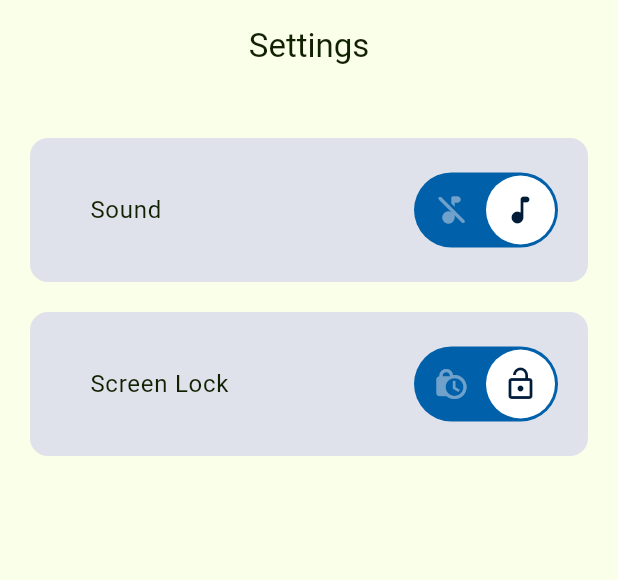
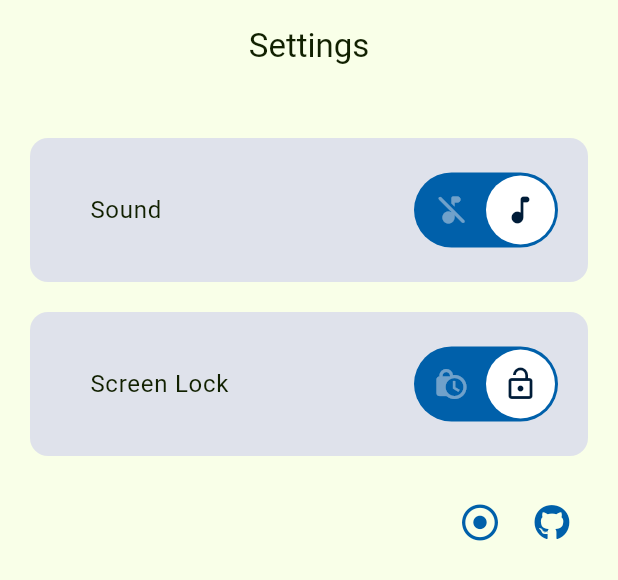
Before and after one commit to guyluz11/infinite_horizons, a Flutter app: the SettingsPage widget shown alone on an empty page, opened directly, on a phone screen of 412 x 824 dp. Shown: the top 580 px of the screen. Run offline on Flutter 3.47's test engine with Material 3 defaults, Android fonts, the phone set to English and light mode, and no system bars; drawn by our look-alikes of animated_toggle_switch; our stand-ins replace audioplayers, awesome_notifications, confetti, device_info_plus, easy_localization, font_awesome_flutter and 6 more; missing offline and left inert: custom_timer, flutter_cached_pdfview, flutter_dnd, flutter_inappwebview, flutter_vibrate; accounts and stored records are empty; statements that could not run were skipped.

Commit message:
Added github and issue links to settings #138

```diff
--- a/lib/domain/wake_lock_controller.dart
+++ b/lib/domain/wake_lock_controller.dart
@@ -5,9 +5,7 @@ part 'package:infinite_horizons/infrastructure/wake_lock_repository.dart';
 abstract class WakeLockController {
   static WakeLockController? _instance;
 
-  static WakeLockController get instance {
-    return _instance ??= _WakeLockRepository();
-  }
+  static WakeLockController get instance => _instance ??= _WakeLockRepository();
 
   Future<bool> getWakeLock();
 
--- /dev/null
+++ b/lib/domain/web_browser_controller.dart
@@ -0,0 +1,12 @@
+import 'package:url_launcher/url_launcher.dart';
+
+part 'package:infinite_horizons/infrastructure/web_browser_repository.dart';
+
+abstract class WebBrowserController {
+  static WebBrowserController? _instance;
+
+  static WebBrowserController get instance =>
+      _instance ??= _WebBrowserRepository();
+
+  Future<bool> lunchLink(String url);
+}
--- /dev/null
+++ b/lib/infrastructure/web_browser_repository.dart
@@ -0,0 +1,6 @@
+part of 'package:infinite_horizons/domain/web_browser_controller.dart';
+
+class _WebBrowserRepository extends WebBrowserController {
+  @override
+  Future<bool> lunchLink(String url) => launchUrl(Uri.parse(url));
+}
--- a/lib/presentation/pages/settings_page.dart
+++ b/lib/presentation/pages/settings_page.dart
@@ -1,7 +1,9 @@
 import 'package:flutter/material.dart';
+import 'package:font_awesome_flutter/font_awesome_flutter.dart';
 import 'package:infinite_horizons/domain/player_controller.dart';
 import 'package:infinite_horizons/domain/preferences_controller.dart';
 import 'package:infinite_horizons/domain/wake_lock_controller.dart';
+import 'package:infinite_horizons/domain/web_browser_controller.dart';
 import 'package:infinite_horizons/presentation/atoms/atoms.dart';
 import 'package:infinite_horizons/presentation/molecules/molecules.dart';
 
@@ -52,9 +54,26 @@ class _SettingsPageState extends State<SettingsPage> {
               initialValue: lockScreen,
             ),
           ),
-          const SeparatorAtom(
-            variant: SeparatorVariant.farApart,
+          const SeparatorAtom(),
+          Row(
+            mainAxisAlignment: MainAxisAlignment.end,
+            children: [
+              ButtonAtom(
+                variant: ButtonVariant.lowEmphasisIcon,
+                onPressed: () => WebBrowserController.instance.lunchLink(
+                  'https://github.com/guyluz11/infinite_horizons/issues',
+                ),
+                icon: FontAwesomeIcons.circleDot,
+              ),
+              ButtonAtom(
+                variant: ButtonVariant.lowEmphasisIcon,
+                onPressed: () => WebBrowserController.instance
+                    .lunchLink('https://github.com/guyluz11/infinite_horizons'),
+                icon: FontAwesomeIcons.github,
+              ),
+            ],
           ),
+          const SeparatorAtom(variant: SeparatorVariant.farApart),
         ],
       ),
     );
```
Also changed, not shown: lib/presentation/pages/tip_information_page.dart (line endings or trailing spaces).
